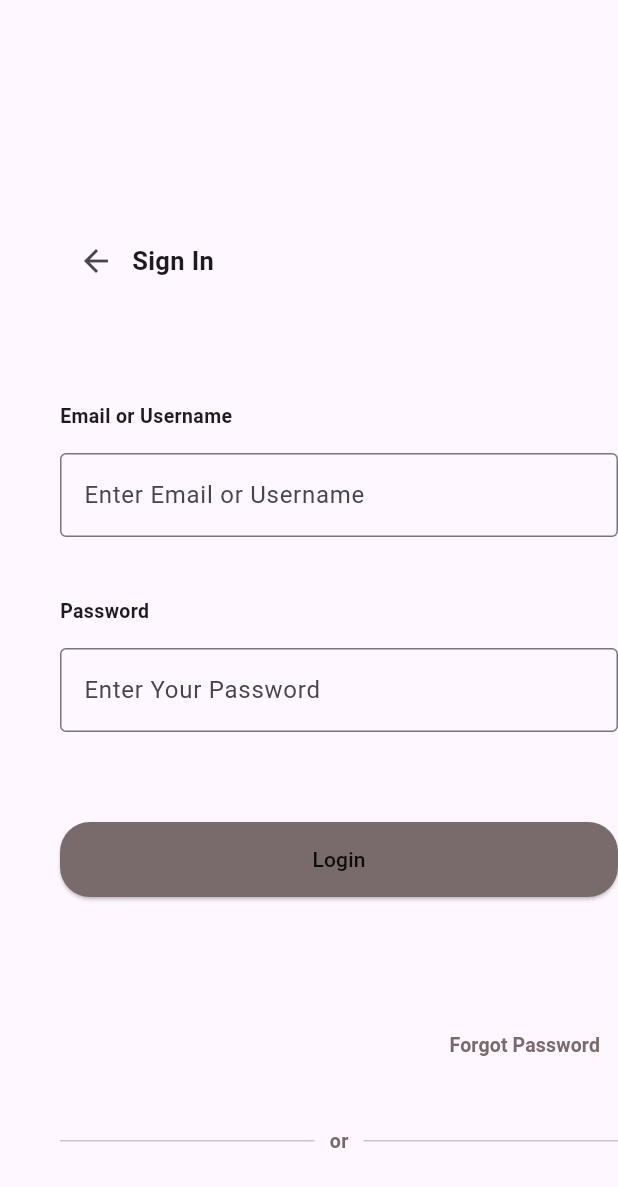
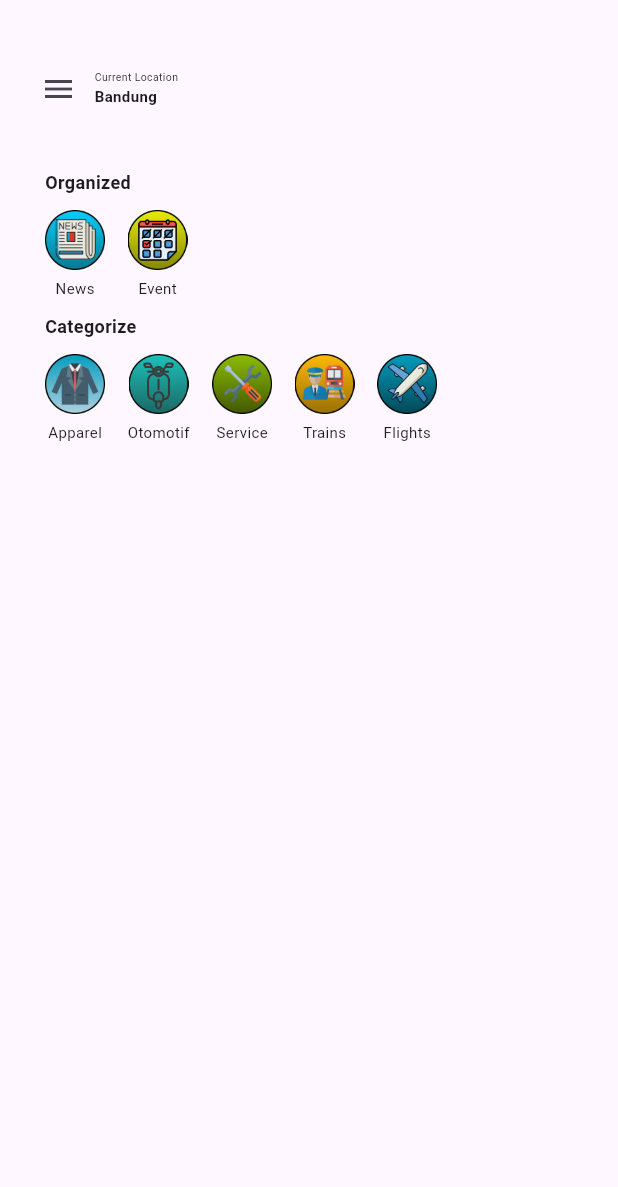
Before and after one commit to ArvandAlfarizki/ApkDemo, a Flutter app: the screen it shows after launch, after a tap on "Login", on a phone screen of 412 x 824 dp. Shown: the top 1187 px of the screen. Run offline on Flutter 3.47's test engine with Material 3 defaults, Android fonts, the light colour scheme and no system bars; our stand-ins replace google_fonts.

Commit message:
Home + asset
Home + Asset

```diff
--- /dev/null
+++ b/lib/home/home.dart
@@ -0,0 +1,161 @@
+import 'package:apkdemo/profile/profile.dart';
+import 'package:flutter/material.dart';
+import 'package:google_fonts/google_fonts.dart';
+
+class HomeScreen extends StatelessWidget {
+  const HomeScreen({Key? key}) : super(key: key);
+
+  @override
+  Widget build(BuildContext context) {
+    return Scaffold(
+      //   appBar: AppBar(
+      //     title: const Text('Home Screen'),
+      //   ),
+      body: Container(
+        margin: EdgeInsets.only(left: 15.0, top: 35.0),
+        child: Column(
+          crossAxisAlignment: CrossAxisAlignment.start,
+          children: [
+            Row(
+              children: [
+                IconButton(
+                  icon: Icon(Icons.menu),
+                  onPressed: () {
+                    Navigator.push(context,
+                        MaterialPageRoute(builder: (context) {
+                      return const ProfileScreen();
+                    }));
+                  },
+                ),
+                Column(
+                  crossAxisAlignment: CrossAxisAlignment.start,
+                  children: [
+                    Text(
+                      'Current Location',
+                      style: GoogleFonts.balooDa2(fontSize: 7),
+                    ),
+                    Text(
+                      'Bandung',
+                      style: GoogleFonts.balooDa2(
+                          fontSize: 10, fontWeight: FontWeight.bold),
+                    ),
+                  ],
+                ),
+              ],
+            ),
+            Container(
+                margin: EdgeInsets.only(left: 15.0, top: 30.0),
+                child: Column(
+                  children: [
+                    Text('Organized',
+                        style: GoogleFonts.balooDa2(
+                            fontSize: 12, fontWeight: FontWeight.bold)),
+                  ],
+                )),
+            Container(
+              margin: EdgeInsets.only(left: 15.0, top: 10.0),
+              child: Column(
+                children: [
+                  Row(
+                    children: [
+                      Column(
+                        mainAxisAlignment: MainAxisAlignment.center,
+                        children: [
+                          Image.asset('lib/Assets/Images/News.png',
+                              width: 40, height: 40),
+                          SizedBox(height: 5),
+                          Text('News',
+                              style: GoogleFonts.balooDa2(fontSize: 10))
+                        ],
+                      ),
+                      SizedBox(width: 15),
+                      Column(
+                          mainAxisAlignment: MainAxisAlignment.center,
+                          children: [
+                            Image.asset('lib/Assets/Images/Event.png',
+                                width: 40, height: 40),
+                            SizedBox(height: 5),
+                            Text('Event',
+                                style: GoogleFonts.balooDa2(fontSize: 10))
+                          ])
+                    ],
+                  )
+                ],
+              ),
+            ),
+            Container(
+                margin: EdgeInsets.only(left: 15.0, top: 10.0),
+                child: Column(
+                  children: [
+                    Text('Categorize',
+                        style: GoogleFonts.balooDa2(
+                            fontSize: 12, fontWeight: FontWeight.bold)),
+                  ],
+                )),
+            Container(
+              margin: EdgeInsets.only(left: 15.0, top: 10.0),
+              child: Column(
+                children: [
+                  Row(
+                    children: [
+                      Column(
+                        mainAxisAlignment: MainAxisAlignment.center,
+                        children: [
+                          Image.asset('lib/Assets/Images/Apparel (1).png',
+                              width: 40, height: 40),
+                          SizedBox(height: 5),
+                          Text('Apparel',
+                              style: GoogleFonts.balooDa2(fontSize: 10))
+                        ],
+                      ),
+                      SizedBox(width: 15),
+                      Column(
+                          mainAxisAlignment: MainAxisAlignment.center,
+                          children: [
+                            Image.asset('lib/Assets/Images/Otomotif.png',
+                                width: 40, height: 40),
+                            SizedBox(height: 5),
+                            Text('Otomotif',
+                                style: GoogleFonts.balooDa2(fontSize: 10))
+                          ]),
+                      SizedBox(width: 15),
+                      Column(
+                          mainAxisAlignment: MainAxisAlignment.center,
+                          children: [
+                            Image.asset('lib/Assets/Images/Service.png',
+                                width: 40, height: 40),
+                            SizedBox(height: 5),
+                            Text('Service',
+                                style: GoogleFonts.balooDa2(fontSize: 10))
+                          ]),
+                      SizedBox(width: 15),
+                      Column(
+                          mainAxisAlignment: MainAxisAlignment.center,
+                          children: [
+                            Image.asset('lib/Assets/Images/Trains.png',
+                                width: 40, height: 40),
+                            SizedBox(height: 5),
+                            Text('Trains',
+                                style: GoogleFonts.balooDa2(fontSize: 10))
+                          ]),
+                      SizedBox(width: 15),
+                      Column(
+                          mainAxisAlignment: MainAxisAlignment.center,
+                          children: [
+                            Image.asset('lib/Assets/Images/Flights.png',
+                                width: 40, height: 40),
+                            SizedBox(height: 5),
+                            Text('Flights',
+                                style: GoogleFonts.balooDa2(fontSize: 10))
+                          ]),
+                    ],
+                  )
+                ],
+              ),
+            ),
+          ],
+        ),
+      ),
+    );
+  }
+}
--- a/lib/main.dart
+++ b/lib/main.dart
@@ -1,3 +1,4 @@
+import 'package:apkdemo/home/home.dart';
 import 'package:apkdemo/regis.dart';
 import 'package:flutter/material.dart';
 import 'package:google_fonts/google_fonts.dart';
@@ -11,7 +12,6 @@
 
   @override
   Widget build(BuildContext context) {
-
     return MaterialApp(
       home: LoginPage(),
     );
@@ -23,7 +23,6 @@
 
   @override
   Widget build(BuildContext context) {
-
     return Scaffold(
       body: Container(
         alignment: Alignment.topLeft,
@@ -41,12 +40,17 @@
                 ),
                 Text(
                   "Sign In",
-                  style: GoogleFonts.balooDa2(fontSize: 17, fontWeight: FontWeight.bold),
+                  style: GoogleFonts.balooDa2(
+                      fontSize: 17, fontWeight: FontWeight.bold),
                 ),
               ],
             ),
             SizedBox(height: 70),
-            Text("Email or Username", style: GoogleFonts.balooDa2(fontSize: 13, fontWeight: FontWeight.bold),),
+            Text(
+              "Email or Username",
+              style: GoogleFonts.balooDa2(
+                  fontSize: 13, fontWeight: FontWeight.bold),
+            ),
             SizedBox(height: 15),
             Container(
               width: 500,
@@ -58,7 +62,11 @@
               ),
             ),
             SizedBox(height: 40),
-            Text("Password", style: GoogleFonts.balooDa2(fontSize: 13, fontWeight: FontWeight.bold),),
+            Text(
+              "Password",
+              style: GoogleFonts.balooDa2(
+                  fontSize: 13, fontWeight: FontWeight.bold),
+            ),
             SizedBox(height: 15),
             Container(
               width: 500,
@@ -70,12 +78,16 @@
                 ),
               ),
             ),
-            SizedBox(height: 60,),
+            SizedBox(
+              height: 60,
+            ),
             Container(
               width: 500,
               child: ElevatedButton(
-                  onPressed: (){
-                      print("Test Button Login");
+                onPressed: () {
+                  Navigator.push(context, MaterialPageRoute(builder: (context) {
+                    return const HomeScreen();
+                  }));
                 },
                 child: Text("Login", textAlign: TextAlign.center),
                 style: ElevatedButton.styleFrom(
@@ -84,45 +96,74 @@
                     shape: RoundedRectangleBorder(
                       borderRadius: BorderRadius.circular(20),
                     ),
-                      padding: EdgeInsets.symmetric(vertical: 15)
+                    padding: EdgeInsets.symmetric(vertical: 15)),
+              ),
+            ),
+            SizedBox(
+              height: 75,
+            ),
+            Align(
+              alignment: Alignment.centerRight,
+              child: TextButton(
+                onPressed: () {
+                  print("text press test");
+                },
+                child: Text(
+                  "Forgot Password",
+                  style: GoogleFonts.balooDa2(
+                    fontSize: 13,
+                    fontWeight: FontWeight.bold,
+                    color: Color.fromARGB(255, 121, 107, 107),
                   ),
                 ),
               ),
-            SizedBox(height: 75,),
-            Align(
-              alignment: Alignment.centerRight,
-              child: TextButton(onPressed: (){
-                print("text press test");
-                },
-                  child: Text("Forgot Password", style: GoogleFonts.balooDa2(fontSize: 13, fontWeight: FontWeight.bold, color: Color.fromARGB(255, 121, 107, 107),),
             ),
+            SizedBox(
+              height: 30,
             ),
-            ),
-            SizedBox(height: 30,),
             Row(
               mainAxisAlignment: MainAxisAlignment.center,
               children: [
-                Expanded(child: Divider(thickness: 1,)),
-                Padding(padding: EdgeInsets.symmetric(horizontal: 10),
-                child: Text("or",
-                style: GoogleFonts.balooDa2(fontSize: 13, fontWeight: FontWeight.bold, color: Color.fromARGB(255, 121, 107, 107)
-                  ),
+                Expanded(
+                    child: Divider(
+                  thickness: 1,
+                )),
+                Padding(
+                  padding: EdgeInsets.symmetric(horizontal: 10),
+                  child: Text(
+                    "or",
+                    style: GoogleFonts.balooDa2(
+                        fontSize: 13,
+                        fontWeight: FontWeight.bold,
+                        color: Color.fromARGB(255, 121, 107, 107)),
                   ),
                 ),
                 Expanded(child: Divider(thickness: 1)),
               ],
             ),
-            SizedBox(height: 40,),
+            SizedBox(
+              height: 40,
+            ),
             Row(
               mainAxisAlignment: MainAxisAlignment.center,
               children: [
-                Text("Already have an acount?", style: GoogleFonts.balooDa2(fontSize: 13, fontWeight: FontWeight.normal),),
-                    TextButton(onPressed: (){
-                        Navigator.push(context, MaterialPageRoute(builder: (context) => RegisPage()),
+                Text(
+                  "Already have an acount?",
+                  style: GoogleFonts.balooDa2(
+                      fontSize: 13, fontWeight: FontWeight.normal),
+                ),
+                TextButton(
+                  onPressed: () {
+                    Navigator.push(
+                      context,
+                      MaterialPageRoute(builder: (context) => RegisPage()),
                     );
-                    }, child: Text("Register",
-                    style: GoogleFonts.balooDa2( fontSize: 13, color: Color.fromARGB(255, 121, 107, 107)
-                    ),
+                  },
+                  child: Text(
+                    "Register",
+                    style: GoogleFonts.balooDa2(
+                        fontSize: 13,
+                        color: Color.fromARGB(255, 121, 107, 107)),
                   ),
                 ),
               ],
@@ -132,5 +173,4 @@
       ),
     );
   }
-
 }
```
Also changed, not shown: lib/Assets/Images/Apparel (1).png (added), lib/Assets/Images/Event.png (added), lib/Assets/Images/Flights.png (added), lib/Assets/Images/Hotel.png (added), lib/Assets/Images/More.png (added), lib/Assets/Images/News.png (added), lib/Assets/Images/Otomotif.png (added), lib/Assets/Images/Resort.png (added), lib/Assets/Images/Service.png (added), lib/Assets/Images/Trains.png (added), lib/Assets/Images/Villa.png (added). Lines whose indentation alone changed are shown as unchanged.
